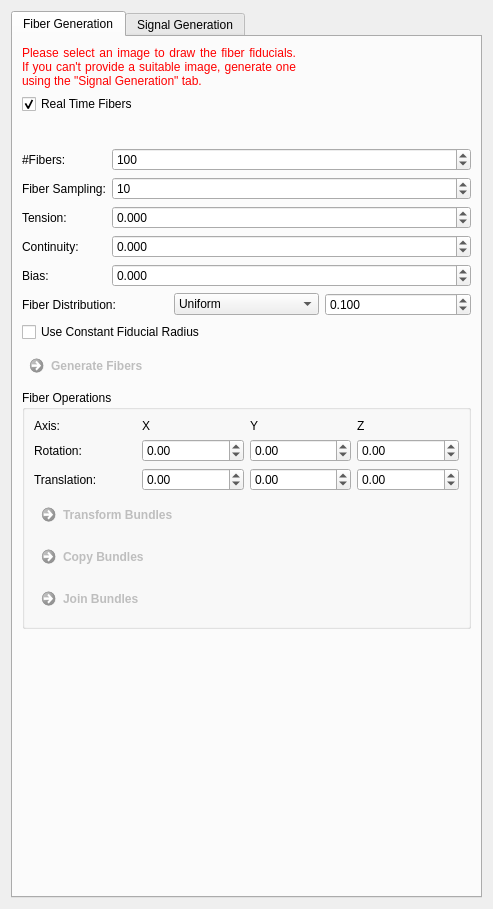
MITK/MITK, file Plugins/org.mitk.gui.qt.diffusionimaging/src/internal/QmitkFiberfoxViewControls.ui: the form before one commit.
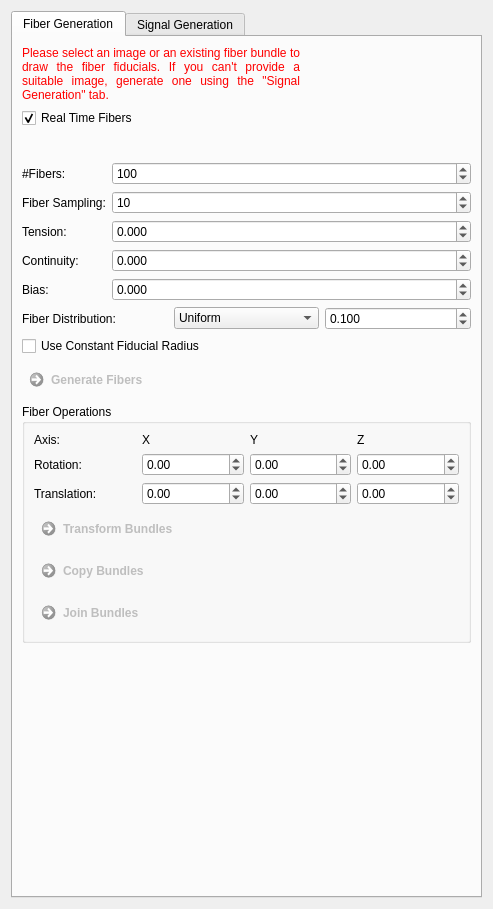
The form after the commit. Icons and pictures are not drawn.

Commit message: warning display not visible if fiber bundle is selected. fibers updated if fiducial is changed even if no fib is selected.

```diff
--- a/Plugins/org.mitk.gui.qt.diffusionimaging/src/internal/QmitkFiberfoxViewControls.ui
+++ b/Plugins/org.mitk.gui.qt.diffusionimaging/src/internal/QmitkFiberfoxViewControls.ui
@@ -43,7 +43,7 @@
           <string notr="true">color: rgb(255, 0, 0);</string>
          </property>
          <property name="text">
-          <string>Please select an image to draw the fiber fiducials. If you can't provide a suitable image, generate one using the &quot;Signal Generation&quot; tab.</string>
+          <string>Please select an image or an existing fiber bundle to draw the fiber fiducials. If you can't provide a suitable image, generate one using the &quot;Signal Generation&quot; tab.</string>
          </property>
          <property name="textFormat">
           <enum>Qt::AutoText</enum>
```
The commit also changes 2 other files.
